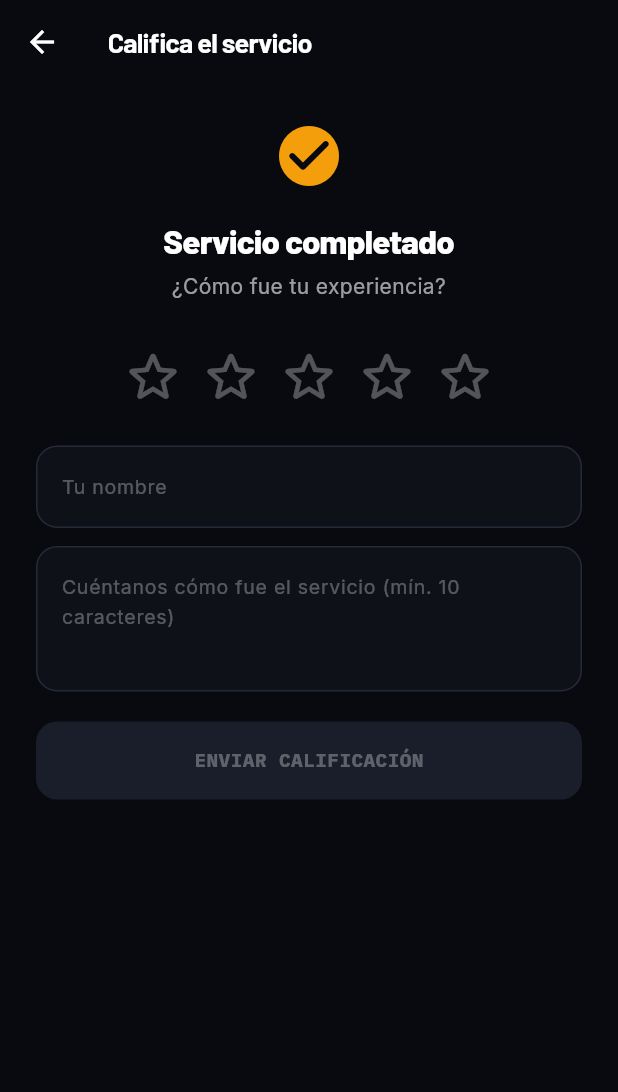
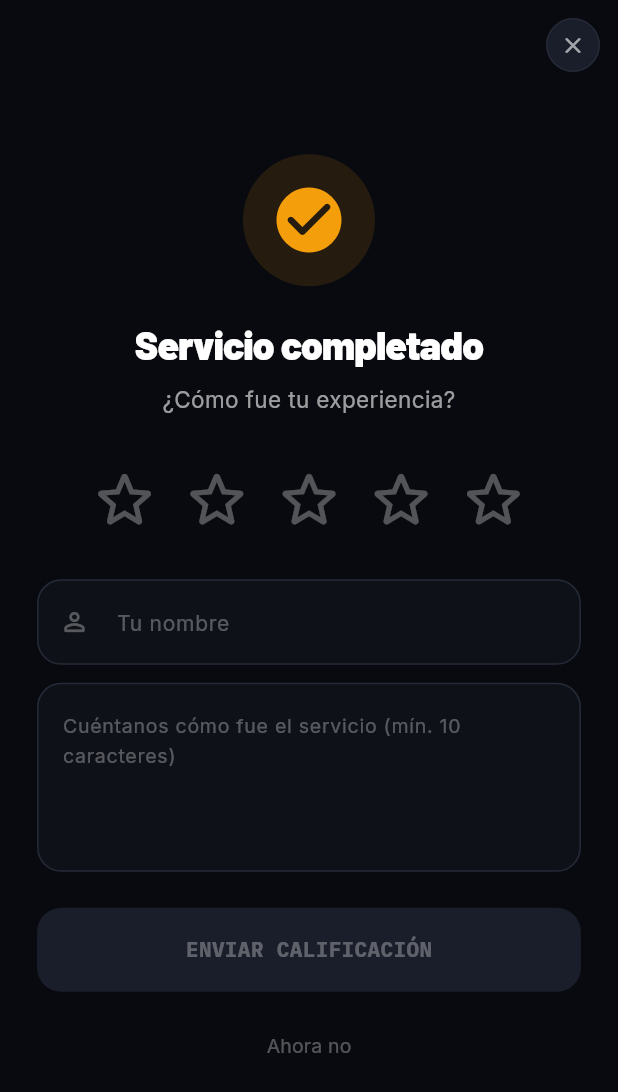
Before and after one commit to Jonshk/safecar_v4, a Flutter app: the RateServiceScreen screen opened directly, on a phone screen of 412 x 824 dp. Shown: the top 1092 px of the screen. Run offline on Flutter 3.47's test engine with Material 3 defaults, Android fonts, the phone set to English and light mode, and no system bars; drawn by our look-alikes of flutter_animate; our stand-ins replace cached_network_image, firebase_core, firebase_messaging, flutter_local_notifications, flutter_map, geolocator and 5 more; missing offline and left inert: flutter_stripe; accounts and stored records are empty; network calls fail.

Commit message:
chat cliente, pantalla calificacion rediseñada

```diff
--- a/lib/screens/rate_service_screen.dart
+++ b/lib/screens/rate_service_screen.dart
@@ -4,11 +4,6 @@ import 'package:flutter_animate/flutter_animate.dart';
 import '../theme/app_theme.dart';
 import '../services/api_service.dart';
 
-/// Pantalla de calificación, mostrada después de que un servicio pasa
-/// a "completed". El backend (reviews.py) exige: customer_name,
-/// rating (1-5), y comment con al menos 10 caracteres — por eso el
-/// botón de enviar solo se habilita cuando ambas condiciones se
-/// cumplen.
 class RateServiceScreen extends StatefulWidget {
   final String? prefillName;
   const RateServiceScreen({super.key, this.prefillName});
@@ -59,45 +54,95 @@ class _RateServiceScreenState extends State<RateServiceScreen> {
     if (ok) {
       setState(() => _submitted = true);
     } else {
+      if (mounted) {
         ScaffoldMessenger.of(context).showSnackBar(
           const SnackBar(content: Text('No se pudo enviar tu calificación. Intenta de nuevo.')),
         );
       }
     }
+  }
+
+  void _close() => Navigator.of(context).popUntil((r) => r.isFirst);
 
   @override
   Widget build(BuildContext context) {
+    final size = MediaQuery.of(context).size;
     return Scaffold(
       backgroundColor: AppTheme.bg,
-      appBar: AppBar(title: const Text('Califica el servicio')),
       body: SafeArea(
+        child: Stack(
+          children: [
+            // Botón X arriba a la derecha
+            Positioned(
+              top: 12,
+              right: 12,
+              child: GestureDetector(
+                onTap: _close,
+                child: Container(
+                  width: 36,
+                  height: 36,
+                  decoration: BoxDecoration(
+                    color: AppTheme.surface,
+                    shape: BoxShape.circle,
+                    border: Border.all(color: AppTheme.border),
+                  ),
+                  child: Icon(Icons.close_rounded, color: AppTheme.white60, size: 18),
+                ),
+              ),
+            ),
+
+            // Contenido centrado
+            Center(
               child: SingleChildScrollView(
-          child: _submitted ? _buildThanks() : _buildForm(),
+                padding: EdgeInsets.symmetric(
+                  horizontal: size.width * 0.06,
+                  vertical: 60,
+                ),
+                child: _submitted ? _buildThanks(size) : _buildForm(size),
+              ),
+            ),
+          ],
         ),
       ),
     );
   }
 
-  Widget _buildForm() {
+  Widget _buildForm(Size size) {
     final remaining = _minCommentLength - _comment.text.trim().length;
-    return Padding(
-      padding: const EdgeInsets.all(24),
-      child: Column(
+    return Column(
+      mainAxisAlignment: MainAxisAlignment.center,
+      crossAxisAlignment: CrossAxisAlignment.center,
       children: [
-          Icon(Icons.check_circle_rounded, color: AppTheme.amber, size: 48)
+        // Ícono grande
+        Container(
+          width: 88,
+          height: 88,
+          decoration: BoxDecoration(
+            color: AppTheme.amber.withOpacity(0.12),
+            shape: BoxShape.circle,
+          ),
+          child: Icon(Icons.check_circle_rounded, color: AppTheme.amber, size: 52),
+        )
             .animate()
-              .scale(duration: 400.ms, curve: Curves.elasticOut),
-          const SizedBox(height: 16),
-          Text('Servicio completado', style: AppTheme.display(22, w: FontWeight.w800))
-              .animate(delay: 150.ms)
-              .fadeIn(),
-          const SizedBox(height: 6),
+            .scale(duration: 450.ms, curve: Curves.elasticOut),
+
+        const SizedBox(height: 20),
+
+        Text('Servicio completado',
+            style: AppTheme.display(26, w: FontWeight.w900),
+            textAlign: TextAlign.center)
+            .animate(delay: 100.ms).fadeIn(duration: 300.ms),
+
+        const SizedBox(height: 8),
+
         Text('¿Cómo fue tu experiencia?',
-              style: AppTheme.body(14, color: AppTheme.white60),
+            style: AppTheme.body(15, color: AppTheme.white60),
             textAlign: TextAlign.center)
-              .animate(delay: 200.ms)
-              .fadeIn(),
-          const SizedBox(height: 28),
+            .animate(delay: 150.ms).fadeIn(duration: 300.ms),
+
+        const SizedBox(height: 32),
+
+        // Estrellas grandes
         Row(
           mainAxisAlignment: MainAxisAlignment.center,
           children: List.generate(5, (i) {
@@ -105,51 +150,58 @@ class _RateServiceScreenState extends State<RateServiceScreen> {
             return GestureDetector(
               onTap: () => setState(() => _rating = i + 1),
               child: AnimatedScale(
-                  scale: filled ? 1.15 : 1.0,
+                scale: filled ? 1.2 : 1.0,
                 duration: const Duration(milliseconds: 150),
                 curve: Curves.easeOut,
                 child: Padding(
-                    padding: const EdgeInsets.symmetric(horizontal: 4),
+                  padding: const EdgeInsets.symmetric(horizontal: 6),
                   child: Icon(
                     filled ? Icons.star_rounded : Icons.star_outline_rounded,
                     color: filled ? AppTheme.amber : AppTheme.white30,
-                      size: 44,
+                    size: size.width * 0.12, // proporcional a la pantalla
                   ),
                 ),
               ),
             );
           }),
-          ).animate(delay: 250.ms).fadeIn(),
-          const SizedBox(height: 24),
+        ).animate(delay: 200.ms).fadeIn(duration: 300.ms),
+
+        const SizedBox(height: 28),
+
+        // Campo nombre
         Container(
           decoration: BoxDecoration(
             color: AppTheme.bgCard,
-              borderRadius: BorderRadius.circular(14),
+            borderRadius: BorderRadius.circular(16),
             border: Border.all(color: AppTheme.border),
           ),
           child: TextField(
             controller: _name,
-              style: AppTheme.body(14),
+            style: AppTheme.body(15),
             onChanged: (_) => setState(() {}),
             decoration: InputDecoration(
               hintText: 'Tu nombre',
-                hintStyle: AppTheme.body(13, color: AppTheme.white30),
+              hintStyle: AppTheme.body(14, color: AppTheme.white30),
+              prefixIcon: Icon(Icons.person_outline_rounded, color: AppTheme.white30, size: 20),
               border: InputBorder.none,
-                contentPadding: const EdgeInsets.all(16),
+              contentPadding: const EdgeInsets.symmetric(horizontal: 16, vertical: 16),
             ),
           ),
-          ).animate(delay: 280.ms).fadeIn(),
+        ).animate(delay: 250.ms).fadeIn(duration: 300.ms),
+
         const SizedBox(height: 12),
+
+        // Campo comentario
         Container(
           decoration: BoxDecoration(
             color: AppTheme.bgCard,
-              borderRadius: BorderRadius.circular(14),
+            borderRadius: BorderRadius.circular(16),
             border: Border.all(color: AppTheme.border),
           ),
           child: TextField(
             controller: _comment,
-              maxLines: 3,
-              style: AppTheme.body(14),
+            maxLines: 4,
+            style: AppTheme.body(15),
             onChanged: (_) => setState(() {}),
             decoration: InputDecoration(
               hintText: 'Cuéntanos cómo fue el servicio (mín. 10 caracteres)',
@@ -158,7 +210,8 @@ class _RateServiceScreenState extends State<RateServiceScreen> {
               contentPadding: const EdgeInsets.all(16),
             ),
           ),
-          ).animate(delay: 310.ms).fadeIn(),
+        ).animate(delay: 280.ms).fadeIn(duration: 300.ms),
+
         if (remaining > 0 && _comment.text.isNotEmpty) ...[
           const SizedBox(height: 6),
           Align(
@@ -167,59 +220,97 @@ class _RateServiceScreenState extends State<RateServiceScreen> {
                 style: AppTheme.body(11, color: AppTheme.white30)),
           ),
         ],
-          const SizedBox(height: 20),
+
+        const SizedBox(height: 24),
+
+        // Botón enviar
         SizedBox(
           width: double.infinity,
+          height: 56,
           child: GestureDetector(
             onTap: (!_canSubmit || _submitting) ? null : _submit,
             child: AnimatedContainer(
               duration: const Duration(milliseconds: 200),
-                height: 52,
               decoration: BoxDecoration(
                 color: _canSubmit ? AppTheme.red : AppTheme.surface,
-                  borderRadius: BorderRadius.circular(14),
+                borderRadius: BorderRadius.circular(16),
+                boxShadow: _canSubmit
+                    ? [BoxShadow(color: AppTheme.red.withOpacity(0.4), blurRadius: 16, offset: const Offset(0, 6))]
+                    : [],
               ),
               child: Center(
                 child: _submitting
-                      ? const SizedBox(
-                          width: 20, height: 20,
-                          child: CircularProgressIndicator(strokeWidth: 2, color: Colors.white),
-                        )
+                    ? const SizedBox(width: 22, height: 22, child: CircularProgressIndicator(strokeWidth: 2.5, color: Colors.white))
                     : Text('ENVIAR CALIFICACIÓN',
-                          style: AppTheme.mono(13, w: FontWeight.w800,
+                        style: AppTheme.mono(14, w: FontWeight.w800,
                             color: _canSubmit ? Colors.white : AppTheme.white30)),
               ),
             ),
           ),
-          ).animate(delay: 350.ms).fadeIn(),
+        ).animate(delay: 320.ms).fadeIn(duration: 300.ms),
+
+        const SizedBox(height: 12),
+
+        // Botón cancelar
+        TextButton(
+          onPressed: _close,
+          child: Text('Ahora no', style: AppTheme.body(13, color: AppTheme.white30)),
+        ).animate(delay: 360.ms).fadeIn(duration: 300.ms),
       ],
-      ),
     );
   }
 
-  Widget _buildThanks() {
-    return Padding(
-      padding: const EdgeInsets.all(24),
-      child: Column(
-        mainAxisSize: MainAxisSize.min,
+  Widget _buildThanks(Size size) {
+    return Column(
+      mainAxisAlignment: MainAxisAlignment.center,
       children: [
-          const SizedBox(height: 80),
-          Icon(Icons.favorite_rounded, color: AppTheme.red, size: 48)
+        Container(
+          width: 100,
+          height: 100,
+          decoration: BoxDecoration(
+            color: AppTheme.red.withOpacity(0.12),
+            shape: BoxShape.circle,
+          ),
+          child: Icon(Icons.favorite_rounded, color: AppTheme.red, size: 56),
+        )
             .animate()
             .scale(duration: 500.ms, curve: Curves.elasticOut),
-          const SizedBox(height: 16),
+
+        const SizedBox(height: 24),
+
         Text('¡Gracias por tu calificación!',
-              style: AppTheme.display(20, w: FontWeight.w800),
+            style: AppTheme.display(24, w: FontWeight.w900),
             textAlign: TextAlign.center)
-              .animate(delay: 200.ms)
-              .fadeIn(),
-          const SizedBox(height: 8),
+            .animate(delay: 200.ms).fadeIn(duration: 300.ms),
+
+        const SizedBox(height: 10),
+
         Text('Nos ayuda a seguir mejorando.',
-              style: AppTheme.body(13, color: AppTheme.white60))
-              .animate(delay: 300.ms)
-              .fadeIn(),
+            style: AppTheme.body(14, color: AppTheme.white60),
+            textAlign: TextAlign.center)
+            .animate(delay: 300.ms).fadeIn(duration: 300.ms),
+
+        const SizedBox(height: 40),
+
+        SizedBox(
+          width: double.infinity,
+          height: 52,
+          child: GestureDetector(
+            onTap: _close,
+            child: Container(
+              decoration: BoxDecoration(
+                color: AppTheme.red,
+                borderRadius: BorderRadius.circular(16),
+                boxShadow: [BoxShadow(color: AppTheme.red.withOpacity(0.4), blurRadius: 16, offset: const Offset(0, 6))],
+              ),
+              child: Center(
+                child: Text('VOLVER AL INICIO',
+                    style: AppTheme.mono(13, w: FontWeight.w800, color: Colors.white)),
+              ),
+            ),
+          ),
+        ).animate(delay: 400.ms).fadeIn(duration: 300.ms),
       ],
-      ),
     );
   }
 }
```
Also changed, not shown: lib/screens/chat_screen.dart (added, +190 -0 lines), lib/screens/track_screen.dart (+33 -0 lines), lib/services/api_service.dart (+27 -1 lines). Lines whose indentation alone changed are shown as unchanged.
